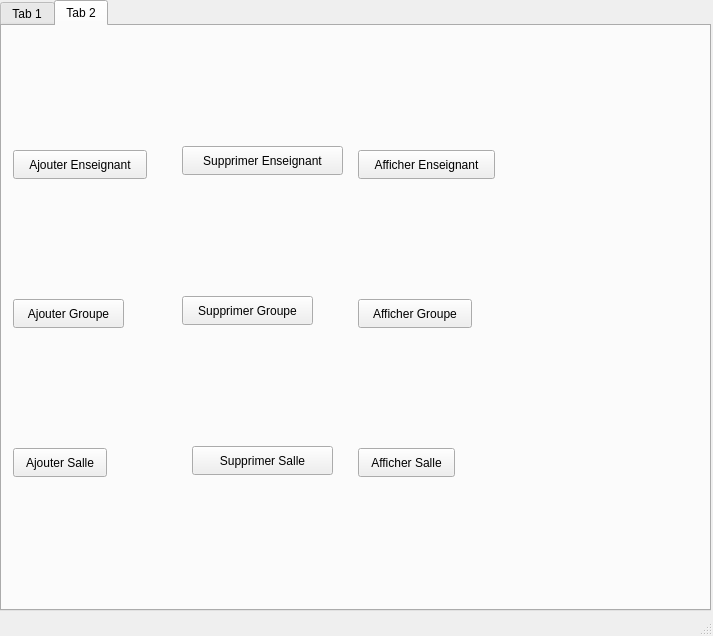
Before: the Qt Designer form mainwindow.ui in Benjambon/EmploiDuTemps-ESEO, drawn with Qt 5.
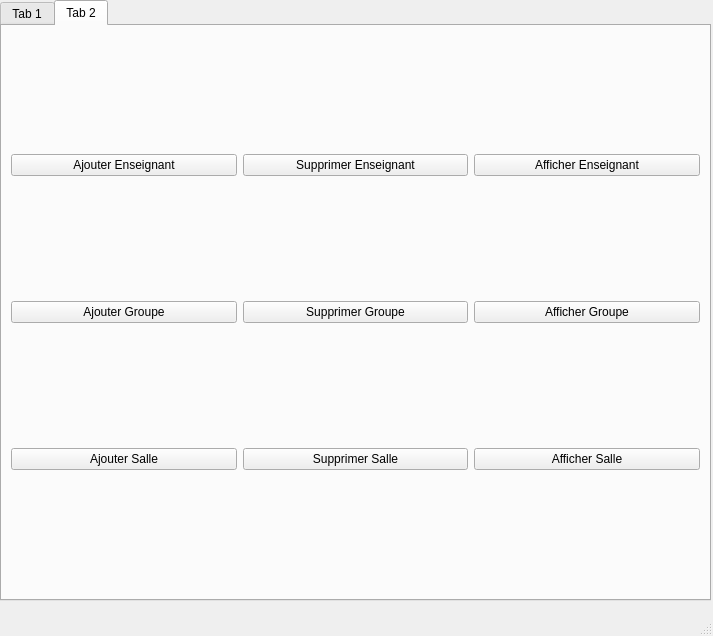
After: the same form once the commit is applied.

Commit message: mise en page

Patch:
```diff
--- a/mainwindow.ui
+++ b/mainwindow.ui
@@ -20,7 +20,7 @@
       <x>0</x>
       <y>0</y>
       <width>711</width>
-      <height>611</height>
+      <height>601</height>
      </rect>
     </property>
     <property name="currentIndex">
@@ -38,123 +38,71 @@
      <attribute name="title">
       <string>Tab 2</string>
      </attribute>
+     <layout class="QGridLayout" name="gridLayout">
+      <item row="0" column="0">
      <widget class="QPushButton" name="btnAjouterEnseignant">
-      <property name="geometry">
-       <rect>
-        <x>11</x>
-        <y>124</y>
-        <width>134</width>
-        <height>29</height>
-       </rect>
-      </property>
       <property name="text">
        <string>Ajouter Enseignant</string>
       </property>
      </widget>
+      </item>
+      <item row="0" column="1">
+       <widget class="QPushButton" name="btnSupprimerEnseignant">
+        <property name="text">
+         <string>Supprimer Enseignant</string>
+        </property>
+       </widget>
+      </item>
+      <item row="0" column="2">
      <widget class="QPushButton" name="btnAfficherEnseignants">
-      <property name="geometry">
-       <rect>
-        <x>356</x>
-        <y>124</y>
-        <width>137</width>
-        <height>29</height>
-       </rect>
-      </property>
       <property name="text">
        <string>Afficher Enseignant</string>
       </property>
      </widget>
+      </item>
+      <item row="1" column="0">
      <widget class="QPushButton" name="btnAjouterGroupe">
-      <property name="geometry">
-       <rect>
-        <x>11</x>
-        <y>273</y>
-        <width>111</width>
-        <height>29</height>
-       </rect>
-      </property>
       <property name="text">
        <string>Ajouter Groupe</string>
       </property>
      </widget>
+      </item>
+      <item row="1" column="1">
+       <widget class="QPushButton" name="btnSupprimerGroupe">
+        <property name="text">
+         <string>Supprimer Groupe</string>
+        </property>
+       </widget>
+      </item>
+      <item row="1" column="2">
      <widget class="QPushButton" name="btnAfficherGroupes">
-      <property name="geometry">
-       <rect>
-        <x>356</x>
-        <y>273</y>
-        <width>114</width>
-        <height>29</height>
-       </rect>
-      </property>
       <property name="text">
        <string>Afficher Groupe</string>
       </property>
      </widget>
+      </item>
+      <item row="2" column="0">
      <widget class="QPushButton" name="btnAjouterSalle">
-      <property name="geometry">
-       <rect>
-        <x>11</x>
-        <y>422</y>
-        <width>94</width>
-        <height>29</height>
-       </rect>
-      </property>
       <property name="text">
        <string>Ajouter Salle</string>
       </property>
      </widget>
-     <widget class="QPushButton" name="btnAfficherSalles">
-      <property name="geometry">
-       <rect>
-        <x>356</x>
-        <y>422</y>
-        <width>97</width>
-        <height>29</height>
-       </rect>
-      </property>
-      <property name="text">
-       <string>Afficher Salle</string>
-      </property>
-     </widget>
+      </item>
+      <item row="2" column="1">
      <widget class="QPushButton" name="btnSupprimerSalle">
-      <property name="geometry">
-       <rect>
-        <x>190</x>
-        <y>420</y>
-        <width>141</width>
-        <height>29</height>
-       </rect>
-      </property>
       <property name="text">
        <string>Supprimer Salle</string>
       </property>
      </widget>
-     <widget class="QPushButton" name="btnSupprimerGroupe">
-      <property name="geometry">
-       <rect>
-        <x>180</x>
-        <y>270</y>
-        <width>131</width>
-        <height>29</height>
-       </rect>
-      </property>
+      </item>
+      <item row="2" column="2">
+       <widget class="QPushButton" name="btnAfficherSalles">
       <property name="text">
-       <string>Supprimer Groupe</string>
-      </property>
-     </widget>
-     <widget class="QPushButton" name="btnSupprimerEnseignant">
-      <property name="geometry">
-       <rect>
-        <x>180</x>
-        <y>120</y>
-        <width>161</width>
-        <height>29</height>
-       </rect>
-      </property>
-      <property name="text">
-       <string>Supprimer Enseignant</string>
-      </property>
-     </widget>
+         <string>Afficher Salle</string>
+        </property>
+       </widget>
+      </item>
+     </layout>
     </widget>
    </widget>
   </widget>
```
Lines whose indentation alone changed are shown as unchanged. The commit also changes 2 other files.
